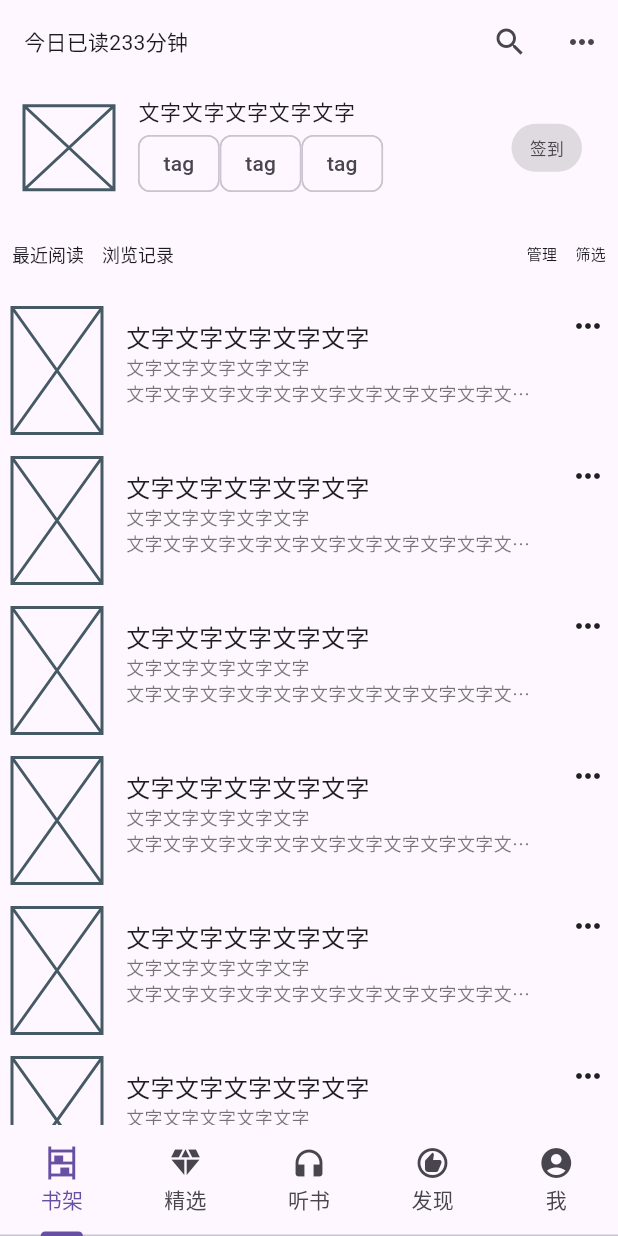
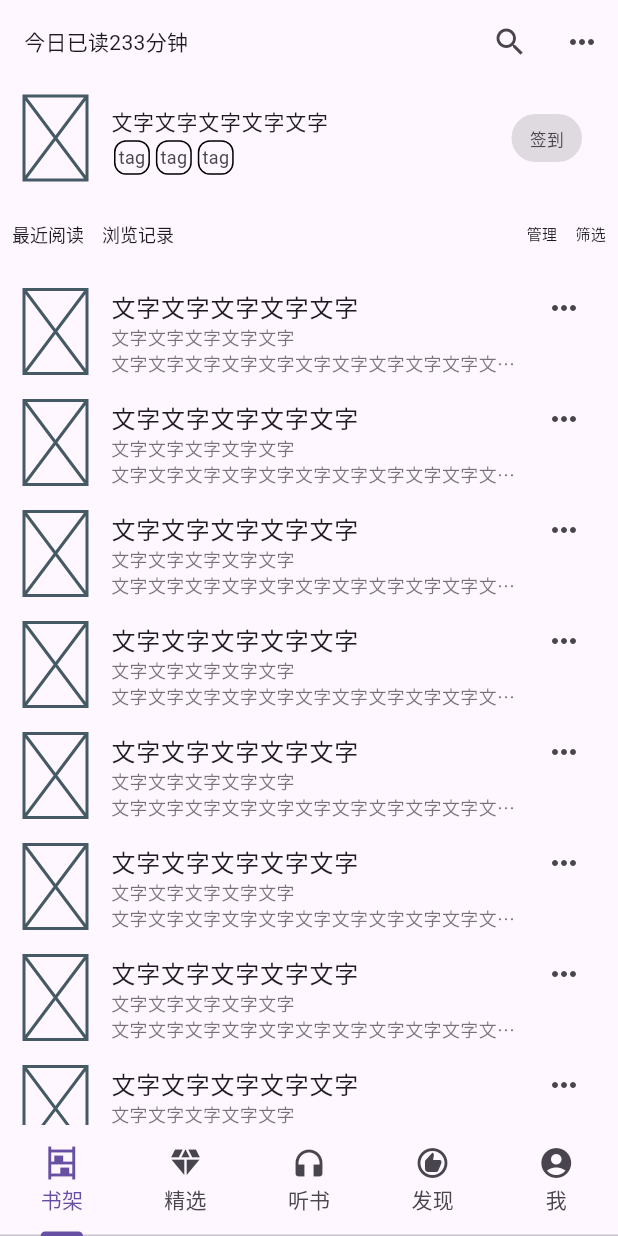
Before and after one commit to eirueirufu/qidian, a Flutter app: the screen it shows after launch, on a phone screen of 412 x 824 dp. Run offline on Flutter 3.47's test engine with Material 3 defaults, Android fonts, the light colour scheme and no system bars.

Commit message:
feat: restyle shelf

```diff
--- a/lib/shelf/shelf.dart
+++ b/lib/shelf/shelf.dart
@@ -62,10 +62,26 @@ class ShelfState extends State<Shelf> {
         child: CustomScrollView(slivers: [
           SliverToBoxAdapter(
             child: ListTile(
-                leading: Container(
-                  width: 60,
-                  child: Placeholder(),
+              leading: AspectRatio(aspectRatio: 3 / 4, child: Placeholder()),
+              title: Text(
+                "文字文字文字文字文字",
+                style: TextStyle(fontSize: 14),
+                overflow: TextOverflow.ellipsis,
               ),
+              subtitle: Row(
+                  children: List<Widget>.generate(3, (index) {
+                return Container(
+                  padding: EdgeInsets.all(2),
+                  margin: EdgeInsets.all(2),
+                  child: Text(
+                    "tag",
+                    style: TextStyle(fontSize: 12),
+                  ),
+                  decoration: BoxDecoration(
+                      border: Border.all(),
+                      borderRadius: BorderRadius.all(Radius.circular(8))),
+                );
+              })),
               trailing: Container(
                 padding: EdgeInsets.symmetric(vertical: 8, horizontal: 12),
                 decoration: BoxDecoration(
@@ -73,18 +89,7 @@ class ShelfState extends State<Shelf> {
                     borderRadius: BorderRadius.all(Radius.circular(16))),
                 child: Text("签到"),
               ),
-                title: Text(
-                  "文字文字文字文字文字",
-                  style: TextStyle(fontSize: 14),
-                  overflow: TextOverflow.ellipsis,
             ),
-                subtitle: Row(
-                  children: [
-                    Chip(label: Text("tag")),
-                    Chip(label: Text("tag")),
-                    Chip(label: Text("tag"))
-                  ],
-                )),
           ),
           SliverAppBar(
             pinned: true,
@@ -127,50 +132,31 @@ class ShelfState extends State<Shelf> {
           SliverList.builder(
               itemCount: 20,
               itemBuilder: (context, index) {
-                return Container(
-                  padding: EdgeInsets.all(8),
-                  height: 100,
-                  child: Row(
-                    children: [
-                      Placeholder(
-                        fallbackWidth: 60,
+                return ListTile(
+                  leading:
+                      AspectRatio(aspectRatio: 3 / 4, child: Placeholder()),
+                  title: Text(
+                    "文字文字文字文字文字",
+                    style: TextStyle(fontSize: 16),
+                    overflow: TextOverflow.ellipsis,
                   ),
-                      SizedBox(
-                        width: 8,
-                      ),
-                      Expanded(
-                          child: Container(
-                        padding: EdgeInsets.all(8),
-                        child: Column(
+                  subtitle: Column(
                     crossAxisAlignment: CrossAxisAlignment.start,
                     children: [
                       Text(
                         "文字文字文字文字文字",
-                              style: TextStyle(fontSize: 16),
-                              overflow: TextOverflow.ellipsis,
-                            ),
-                            Text(
-                              "文字文字文字文字文字",
-                              style: TextStyle(
-                                  fontSize: 12, color: Colors.black54),
+                        style: TextStyle(fontSize: 12, color: Colors.black54),
                         overflow: TextOverflow.ellipsis,
                       ),
                       Text(
                         "文字文字文字文字文字文字文字文字文字文字文字文字文字文字文字文字文字文字文字文字",
-                              style: TextStyle(
-                                  fontSize: 12, color: Colors.black54),
+                        style: TextStyle(fontSize: 12, color: Colors.black54),
                         overflow: TextOverflow.ellipsis,
                       ),
                     ],
                   ),
-                      )),
-                      SizedBox(
-                        width: 8,
-                      ),
-                      Column(
+                  trailing: Column(
                     children: [Icon(Icons.more_horiz)],
-                      )
-                    ],
                   ),
                 );
               })
```
Lines whose indentation alone changed are shown as unchanged.
